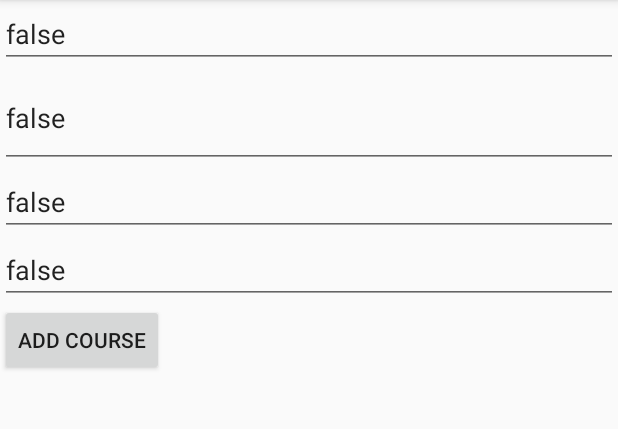
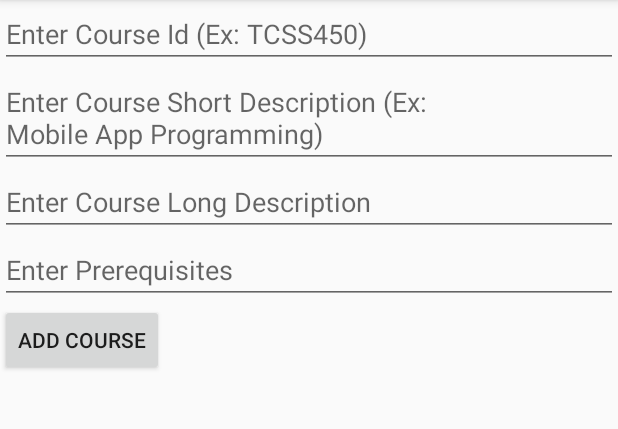
Before and after one commit to quandtifier/WebSevicesLab, an Android app: the screen it shows after launch (CourseActivity), after a tap on an icon or button, on a phone screen of 412 x 824 dp, the part 84-513 px from its top. Run offline under Robolectric (Android 15) with nearby library versions, the phone set to English and light mode, and no system bars; 1 statement that could not run was skipped.

Commit message:
Bugs are worked out

```diff
--- a/app/src/main/java/edu/tacoma/uw/css/quandm/webserviceslab/CourseAddFragment.java
+++ b/app/src/main/java/edu/tacoma/uw/css/quandm/webserviceslab/CourseAddFragment.java
@@ -29,7 +29,8 @@ import static android.support.constraint.Constraints.TAG;
 public class CourseAddFragment extends Fragment {
     private final static String COURSE_ADD_DEBUG = "CourseAddFragment: ";
     private final static String COURSE_ADD_URL
-            = "http://cssgate.insttech.washington.edu/~quandm/Android/addCourse.php?";
+            //= "http://cssgate.insttech.washington.edu/~quandm/Android/addCourse.php?";
+            = "http://quandt.000webhostapp.com/Android/addCourse.php?";
 
     private EditText mCourseIdEditText;
     private EditText mCourseShortDescEditText;
--- a/app/src/main/java/edu/tacoma/uw/css/quandm/webserviceslab/CourseListFragment.java
+++ b/app/src/main/java/edu/tacoma/uw/css/quandm/webserviceslab/CourseListFragment.java
@@ -38,8 +38,9 @@ public class CourseListFragment extends Fragment {
 
 
     private static final String ARG_COLUMN_COUNT = "column-count";
-    private static final String COURSE_URL ="http://cssgate.insttech.washington.edu/~quandm/Android/list.php?cmd=courses";
-
+    private static final String COURSE_URL
+            //="http://cssgate.insttech.washington.edu/~quandm/Android/list.php?cmd=courses";
+            ="http://quandt.000webhostapp.com/Android/list.php?cmd=courses";
     private int mColumnCount = 1;
     private OnListFragmentInteractionListener mListener;
     private List<Course> mCourseList;
--- a/app/src/main/res/layout/fragment_course_add.xml
+++ b/app/src/main/res/layout/fragment_course_add.xml
@@ -12,32 +12,28 @@
         android:layout_width="match_parent"
         android:layout_height="wrap_content"
         android:hint="@string/enter_courseid__tip"
-        android:inputType="text"
-        android:text="@+id/enter_courseid" />
+        android:inputType="text" />
+
+    <EditText
+        android:id="@+id/edit_short_desc"
+        android:layout_width="match_parent"
+        android:layout_height="wrap_content"
+        android:hint="@string/enter_short_desc"
+        android:inputType="text" />
 
     <EditText
         android:id="@+id/edit_long_desc"
         android:layout_width="match_parent"
         android:layout_height="wrap_content"
-        android:hint="@string/enter_short_desc"
-        android:inputType="text"
-        android:text="@+id/enter_long_desc" />
-
-    <EditText
-        android:id="@+id/edit_short_desc"
-        android:layout_width="match_parent"
-        android:layout_height="wrap_content"
         android:hint="@string/enter_long_desc"
-        android:inputType="text"
-        android:text="@+id/enter_short_desc" />
+        android:inputType="text" />
 
     <EditText
         android:id="@+id/edit_prereqs"
         android:layout_width="match_parent"
         android:layout_height="wrap_content"
         android:hint="@string/enter_prereqs"
-        android:inputType="text"
-        android:text="@+id/enter_prereqs" />
+        android:inputType="text" />
 
     <Button
         android:id="@+id/btn_course"
```
